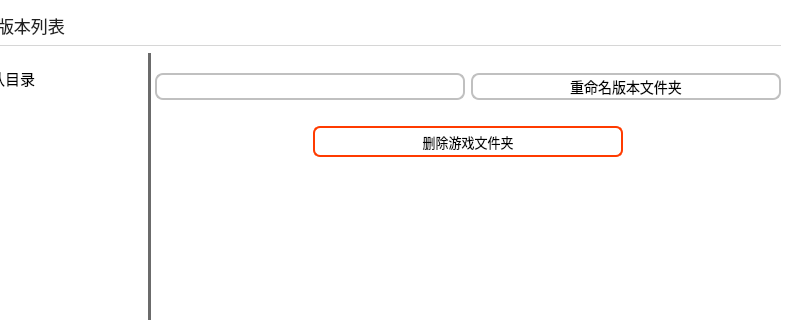
David-xian66/Minecraft-Optimal-Starter_2, file UI/UI/MOS_UI.ui: the form before one commit; both pictures show x 214 to 1000 and y 0 to 320 of the 1000 by 583 pixel window.
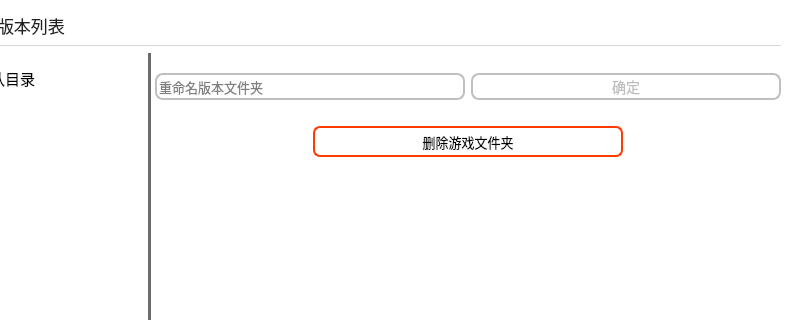
The form after the commit. The open tabs and pages were chosen to show the change. Icons and pictures are not drawn.

Commit message: 游戏文件夹相关功能完善

```diff
--- a/UI/UI/MOS_UI.ui
+++ b/UI/UI/MOS_UI.ui
@@ -1423,6 +1423,9 @@
                </item>
                <item row="0" column="2">
                 <widget class="QWidget" name="widget_6" native="true">
+                 <property name="styleSheet">
+                  <string notr="true"/>
+                 </property>
                  <layout class="QGridLayout" name="gridLayout_52">
                   <property name="leftMargin">
                    <number>0</number>
@@ -1960,6 +1963,9 @@
                         <property name="styleSheet">
                          <string notr="true">font-size: 13px;</string>
                         </property>
+                        <property name="placeholderText">
+                         <string>重命名版本文件夹</string>
+                        </property>
                        </widget>
                       </item>
                       <item row="6" column="0" colspan="2">
@@ -2016,11 +2022,14 @@
                       </item>
                       <item row="1" column="2" colspan="2">
                        <widget class="QPushButton" name="pushButton_39">
+                        <property name="enabled">
+                         <bool>false</bool>
+                        </property>
                         <property name="styleSheet">
                          <string notr="true">font-size: 14px;</string>
                         </property>
                         <property name="text">
-                         <string>重命名版本文件夹</string>
+                         <string>确定</string>
                         </property>
                        </widget>
                       </item>
```
Left out of the diff: 112 changed lines with no effect on the pictures. The commit also changes 5 other files.
